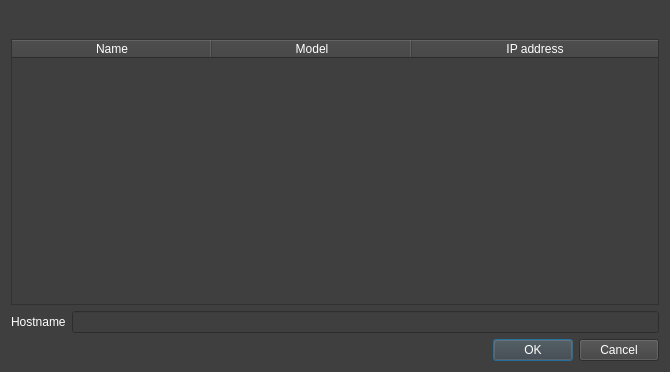
Qt form connectdialog.ui (jaakkojulin/pyyama) before a commit.
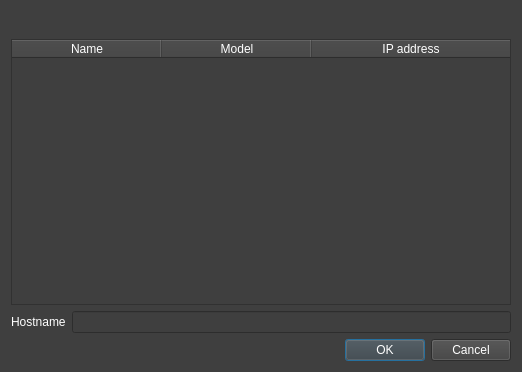
The same form after that commit.

Commit message: Removed few unnecessary things and tuned UI a bit.

Diff of the .ui file:
```diff
--- a/connectdialog.ui
+++ b/connectdialog.ui
@@ -6,7 +6,7 @@
    <rect>
     <x>0</x>
     <y>0</y>
-    <width>670</width>
+    <width>522</width>
     <height>372</height>
    </rect>
   </property>
@@ -50,7 +50,7 @@
       <enum>QAbstractItemView::SelectRows</enum>
      </property>
      <attribute name="horizontalHeaderDefaultSectionSize">
-      <number>200</number>
+      <number>150</number>
      </attribute>
      <attribute name="horizontalHeaderStretchLastSection">
       <bool>true</bool>
```
The commit also changes 2 other files.
